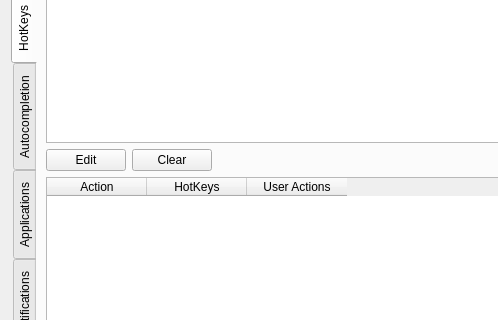
The window that kdeneur/src/frmsettings.ui (AndrewCrewKuznetsov/xneur-devel) describes before a commit, drawn with Qt 5; both pictures show x 0 to 498 and y 152 to 472 of the 752 by 679 pixel window.
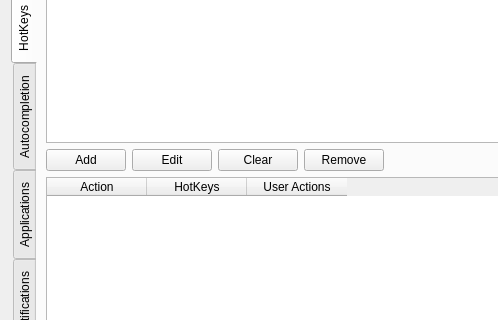
The same window after the commit. The open tabs and pages were chosen to show the change. Icons and pictures are not drawn. Custom widgets are drawn as their Qt base class.

Diff of the .ui file:
```diff
--- a/kdeneur/src/frmsettings.ui
+++ b/kdeneur/src/frmsettings.ui
@@ -415,6 +415,13 @@
        </item>
        <item>
         <layout class="QHBoxLayout" name="horizontalLayout_3">
+         <item>
+          <widget class="QPushButton" name="tabHotKeys_AddHotKey">
+           <property name="text">
+            <string>Add</string>
+           </property>
+          </widget>
+         </item>
          <item>
           <widget class="QPushButton" name="tabHotKeys_EditHotKey">
            <property name="text">
@@ -429,6 +436,13 @@
            </property>
           </widget>
          </item>
+         <item>
+          <widget class="QPushButton" name="tabHotKeys_RemHotKey">
+           <property name="text">
+            <string>Remove</string>
+           </property>
+          </widget>
+         </item>
          <item>
           <spacer name="horizontalSpacer">
            <property name="orientation">
```
Left out of the diff: 2 changed lines with no effect on the pictures.
